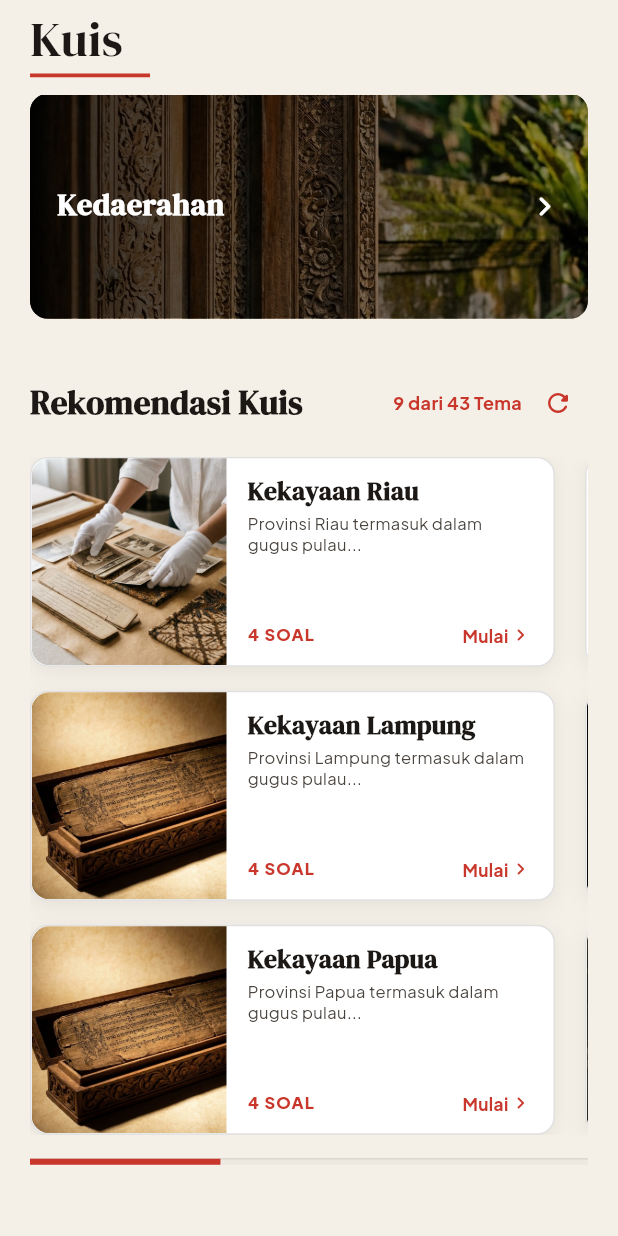
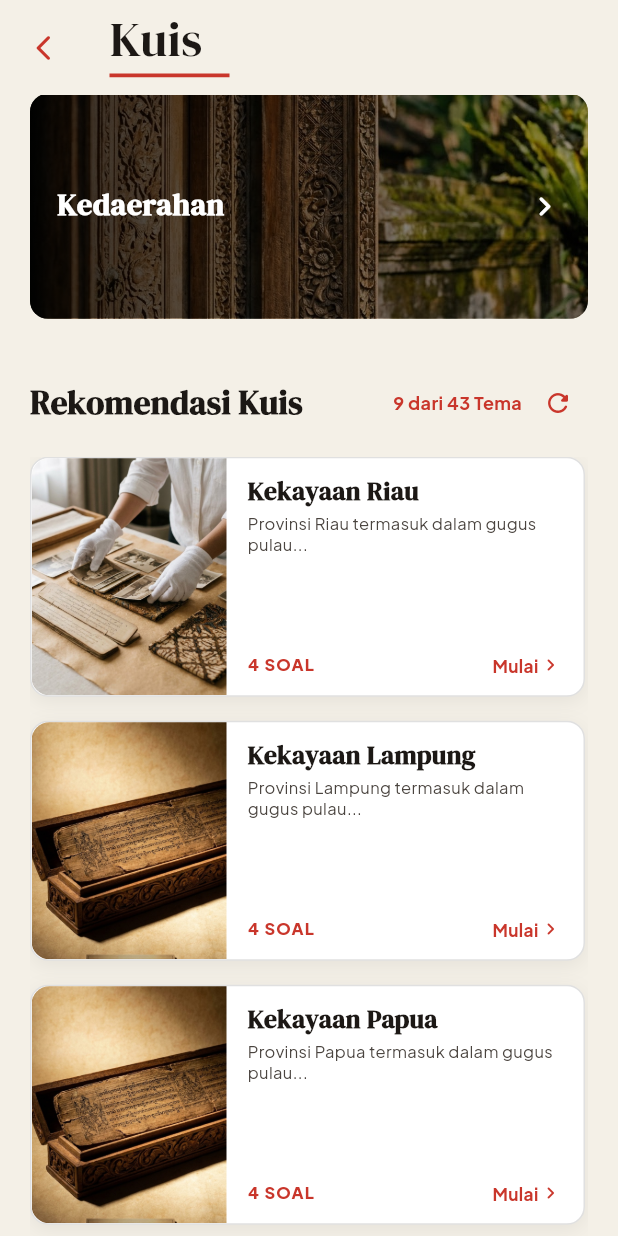
Before and after one commit to ShineyVamp/RenjanaApp, a Flutter app: the QuizPage screen opened directly, scrolled down 390 dp, on a phone screen of 412 x 824 dp. Run offline on Flutter 3.47's test engine with Material 3 defaults, Android fonts, the light colour scheme and no system bars; our stand-ins replace device_preview, flutter_local_notifications, google_fonts, image_picker, lottie, permission_handler and 4 more; accounts and stored records are empty; statements that could not run were skipped.

Commit message:
benerin layout

```diff
--- a/lib/core/widgets/grid_horizontal.dart
+++ b/lib/core/widgets/grid_horizontal.dart
@@ -1,6 +1,5 @@
 import 'package:flutter/material.dart';
-
-import '../constants/app_colors.dart';
+import 'package:renjana/core/constants/app_colors.dart';
 
 // Kartu disusun beberapa baris ke bawah, kolom berikutnya diakses dengan
 // menggeser ke samping. Dipakai rekomendasi kuis dan daftar arsip daerah.
@@ -74,28 +73,29 @@ class _GridHorizontalState extends State<GridHorizontal> {
   Widget build(BuildContext context) {
     if (widget.jumlahItem == 0) return const SizedBox.shrink();
 
+    // Hitung apakah konten melebihi batas 1 kolom (perlu scroll horizontal atau tidak)
+    final bool butuhScroll = widget.jumlahItem > widget.baris;
+
     return ScrollbarTheme(
       data: const ScrollbarThemeData(
         thumbColor: WidgetStatePropertyAll(AppColors.primary),
       ),
       child: Scrollbar(
         controller: _scroll,
-        thumbVisibility: true,
-        trackVisibility: true,
+        thumbVisibility: butuhScroll,
+        trackVisibility: butuhScroll,
         scrollbarOrientation: ScrollbarOrientation.bottom,
         thickness: 4,
-        child: Padding(
-          padding: const EdgeInsets.only(bottom: 20),
         child: SingleChildScrollView(
           controller: _scroll,
           scrollDirection: Axis.horizontal,
+          padding: EdgeInsets.only(bottom: butuhScroll ? 40 : 0),
           child: Row(
             crossAxisAlignment: CrossAxisAlignment.start,
             children: _buildKolom(),
           ),
         ),
       ),
-      ),
     );
   }
 }
--- a/lib/presentation/quiz/kategori_kuis_page.dart
+++ b/lib/presentation/quiz/kategori_kuis_page.dart
@@ -32,7 +32,7 @@ class _KategoriKuisPageState extends State<KategoriKuisPage> {
   final TextEditingController _controller = TextEditingController();
 
   static const String _semuaPenyaring = 'SEMUA';
-  static const double _lebarKartu = 350;
+  static const double _lebarKartu = 370;
   static const double _tinggiKartu = 140;
 
   List<TemaKuis> _semuaTema = [];
--- a/lib/presentation/quiz/quiz_page.dart
+++ b/lib/presentation/quiz/quiz_page.dart
@@ -37,8 +37,8 @@ class _QuizPageState extends State<QuizPage> {
   // grid rekomendasi: 3 baris ke bawah, 3 kolom ke samping
   static const int _maxRecommendations = 9;
   static const int _recommendationRows = 3;
-  static const double _recommendationCardWidth = 350;
-  static const double _recommendationCardHeight = 140;
+  static const double _recommendationCardWidth = 370;
+  static const double _recommendationCardHeight = 160;
 
   // nama tema yang sedang direkomendasikan
   List<String> _recommendedThemes = [];
@@ -136,7 +136,27 @@ class _QuizPageState extends State<QuizPage> {
           bottom: false,
           child: Column(
             children: [
-              const HeaderHalaman(judul: 'Kuis', garisBawah: false),
+              Padding(
+                padding: const EdgeInsets.only(left: 5),
+                child: Row(
+                  children: [
+                    IconButton(
+                      icon: const Icon(
+                        Icons.arrow_back_ios_new_rounded,
+                        color: AppColors.primary,
+                        size: 20,
+                      ),
+                      onPressed: () => context.pop(),
+                    ),
+                    Expanded(
+                      child: const HeaderHalaman(
+                        judul: 'Kuis',
+                        garisBawah: false,
+                      ),
+                    ),
+                  ],
+                ),
+              ),
               Expanded(
                 child: _isLoading
                     ? const Center(
@@ -207,10 +227,10 @@ class _QuizPageState extends State<QuizPage> {
                                               '$_jumlahSoalSalah soal perlu dilatih kembali',
                                               style:
                                                   GoogleFonts.plusJakartaSans(
-                                                fontSize: 12,
-                                                color:
-                                                    AppColors.textSecondary,
-                                              ),
+                                                    fontSize: 12,
+                                                    color:
+                                                        AppColors.textSecondary,
+                                                  ),
                                             ),
                                           ],
                                         ),
@@ -223,8 +243,9 @@ class _QuizPageState extends State<QuizPage> {
                                             vertical: 10,
                                           ),
                                           shape: RoundedRectangleBorder(
-                                            borderRadius:
-                                                BorderRadius.circular(8),
+                                            borderRadius: BorderRadius.circular(
+                                              8,
+                                            ),
                                           ),
                                         ),
                                         onPressed: _mulaiLatihanSoalSalah,
```
Also changed, not shown: lib/main.dart (+3 -4 lines), lib/presentation/home/home_page.dart (+9 -7 lines). Lines whose indentation alone changed are shown as unchanged.
